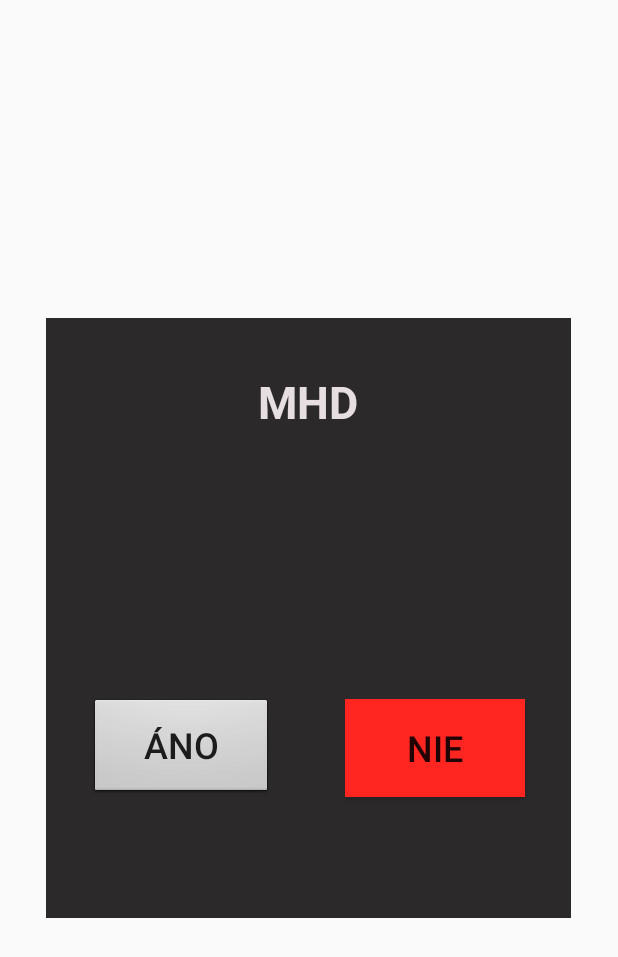
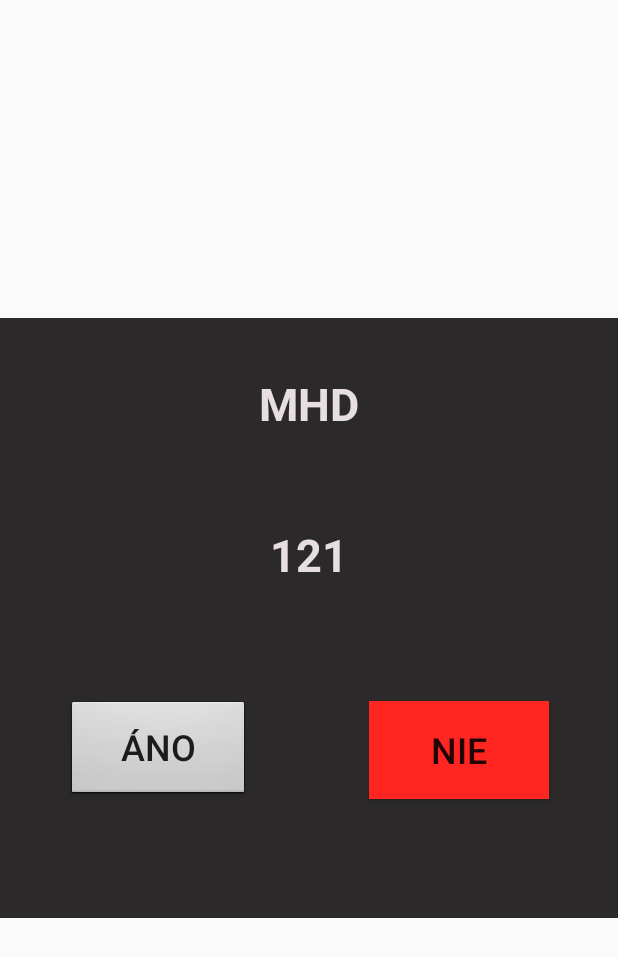
Before and after one commit to wittnerik/EvidenciaMHDapp, an Android app: the layout pop_up.xml on its own in the app's theme, with its tools: preview values and no code run, on a phone screen of 412 x 824 dp. Shown: the top 957 px of the screen. Run offline under Robolectric (Android 15) with nearby library versions, the phone set to English and light mode, and no system bars.

Commit message:
ocr fixes

```diff
--- a/app/src/main/res/layout/pop_up.xml
+++ b/app/src/main/res/layout/pop_up.xml
@@ -1,11 +1,23 @@
 <?xml version="1.0" encoding="utf-8"?>
 <LinearLayout xmlns:android="http://schemas.android.com/apk/res/android"
-    android:layout_width="350dp"
+    xmlns:app="http://schemas.android.com/apk/res-auto"
     android:layout_height="400dp"
+    xmlns:tools="http://schemas.android.com/tools"
+    android:layout_width="match_parent"
     android:layout_gravity="center"
     android:background="@color/colorPrimaryDark"
     android:orientation="vertical"
     android:padding="5dp">
+
+    <!-- Hack for wide dialog -->
+    <View
+        android:layout_width="wrap_content"
+        android:layout_height="1dp"
+        android:layout_gravity="fill_horizontal"
+        android:layout_marginStart="16dp"
+        app:layout_constraintEnd_toEndOf="parent"
+        app:layout_constraintStart_toStartOf="parent"
+        app:layout_constraintTop_toTopOf="parent" />
 
 
     <TextView
@@ -20,13 +32,14 @@
 
     <TextView
         android:id="@+id/txtResultDrawable"
-        android:layout_width="120dp"
+        android:layout_width="wrap_content"
         android:layout_height="wrap_content"
         android:layout_gravity="center"
         android:layout_marginTop="60dp"
         android:textColor="@color/colorAccent"
-        android:textSize="30dp"
-        android:textStyle="bold" />
+        android:textSize="30sp"
+        android:textStyle="bold"
+        tools:text="121" />
 
     <LinearLayout
         android:layout_marginTop="60dp"
```
Also changed, not shown: app/src/main/java/com/example/evidenciamhd/OCR.java (+42 -29 lines).
